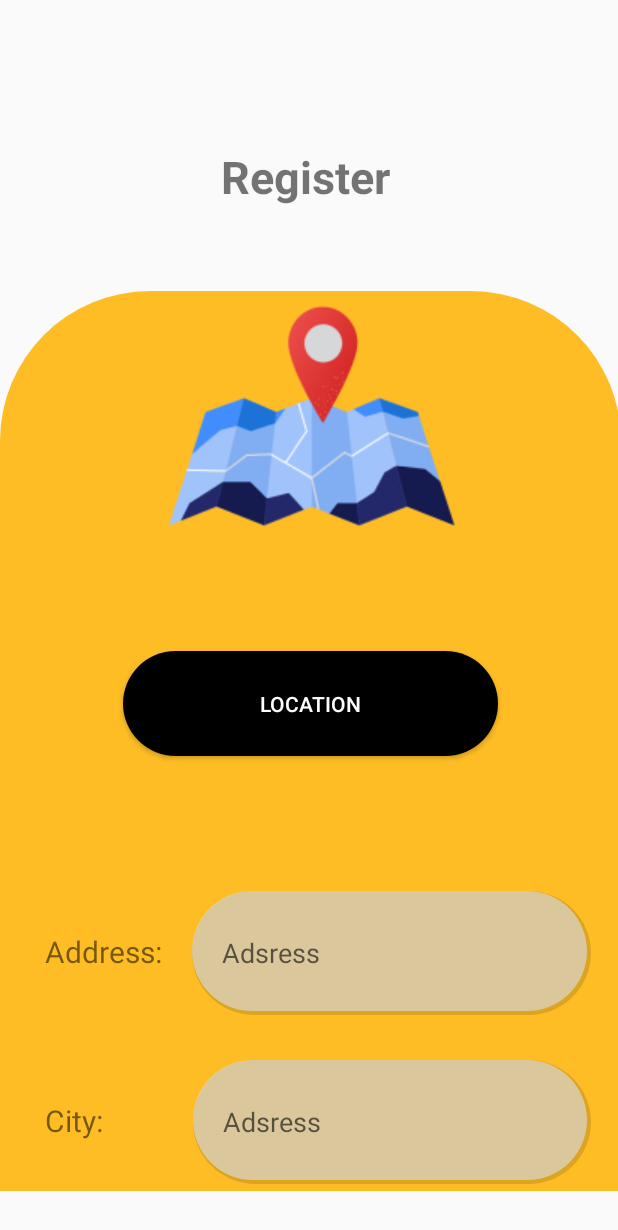
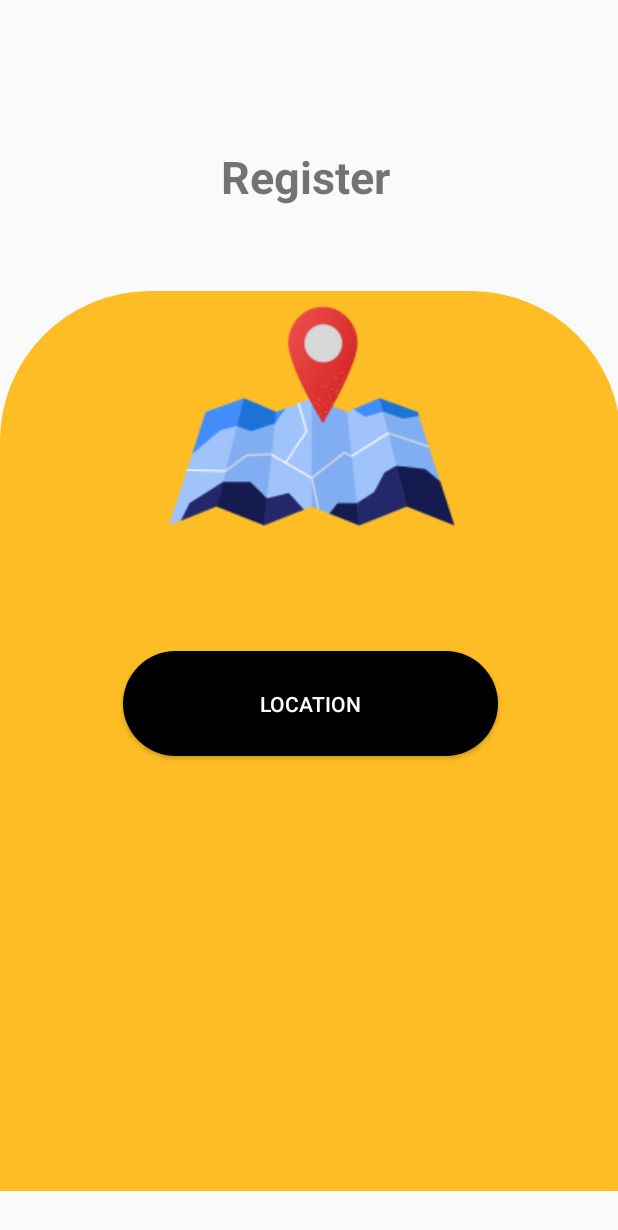
Before and after one commit to Bscit172185/RentoLast, an Android app: the fragment AddressRegistrationFragment placed in its activity, on a phone screen of 412 x 824 dp. Shown: the top 1230 px of the screen. Run offline under Robolectric (Android 15) with nearby library versions, the phone set to English and light mode, and no system bars.

Commit message:
ForgotPassword_Activity_update-V1.0.0.2

```diff
--- a/app/src/main/java/com/example/rento/AddressRegistrationFragment.java
+++ b/app/src/main/java/com/example/rento/AddressRegistrationFragment.java
@@ -22,6 +22,7 @@ import android.view.View;
 import android.view.ViewGroup;
 import android.widget.Button;
 import android.widget.EditText;
+import android.widget.TextView;
 
 import com.google.android.gms.location.FusedLocationProviderClient;
 import com.google.android.gms.location.LocationServices;
@@ -51,6 +52,28 @@ public class AddressRegistrationFragment extends Fragment {
         but = view.findViewById(R.id.next);
         location=view.findViewById(R.id.GPSbut);
 
+        TextView Address,City,Country,codea;
+        Address=view.findViewById(R.id.Address);
+        City=view.findViewById(R.id.City);
+        Country=view.findViewById(R.id.Country);
+        codea=view.findViewById(R.id.code);
+
+        Address.setVisibility(view.INVISIBLE);
+        City.setVisibility(View.INVISIBLE);
+        Country.setVisibility(View.INVISIBLE);
+        codea.setVisibility(View.INVISIBLE);
+        addressname.setVisibility(View.INVISIBLE);
+        cityname.setVisibility(View.INVISIBLE);
+        countryname.setVisibility(View.INVISIBLE);
+        code.setVisibility(View.INVISIBLE);
+        but.setVisibility(View.INVISIBLE);
+
+
+
+
+
+
+
         but.setOnClickListener(new View.OnClickListener() {
             @Override
             public void onClick(View view) {
@@ -63,9 +86,21 @@ public class AddressRegistrationFragment extends Fragment {
             @Override
             public void onClick(View view) {
                 if (ContextCompat.checkSelfPermission(getActivity(), Manifest.permission.ACCESS_FINE_LOCATION) == PackageManager.PERMISSION_GRANTED) {
+                    Address.setVisibility(view.VISIBLE);
+                    City.setVisibility(View.VISIBLE);
+                    Country.setVisibility(View.VISIBLE);
+                    codea.setVisibility(View.VISIBLE);
+                    addressname.setVisibility(View.VISIBLE);
+                    cityname.setVisibility(View.VISIBLE);
+                    countryname.setVisibility(View.VISIBLE);
+                    code.setVisibility(View.VISIBLE);
+                    but.setVisibility(View.VISIBLE);
                     getLastLocation();
                 } else {
+
+
                     AskLocationPermition();
+
                 }
             }
         });
```
